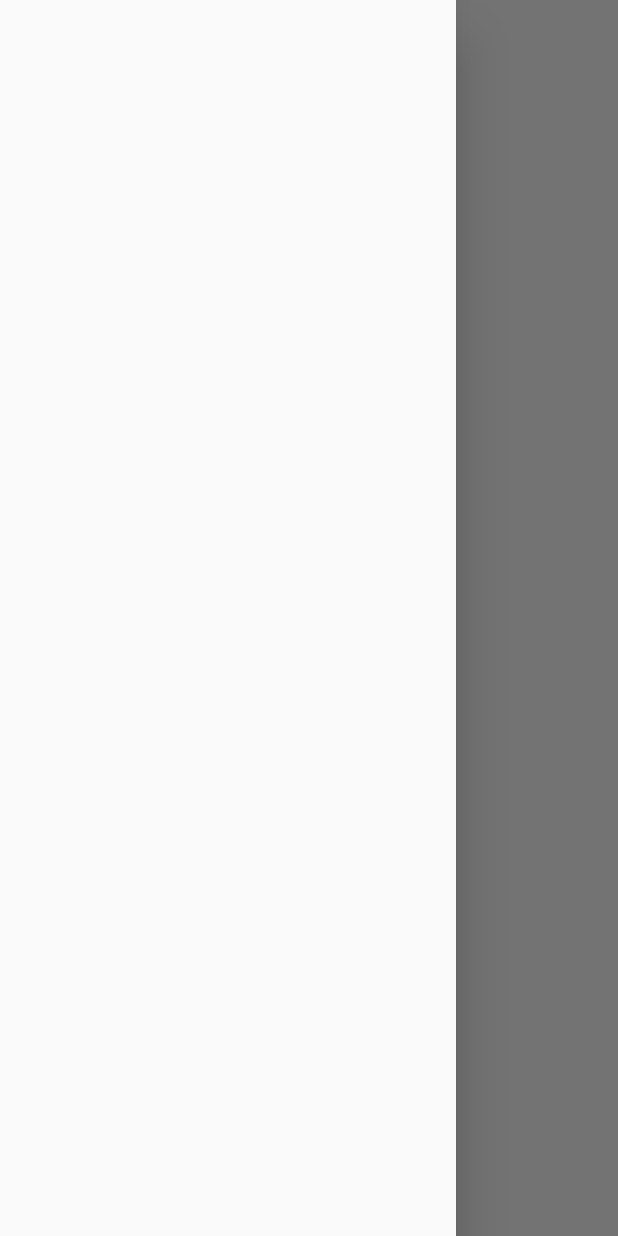
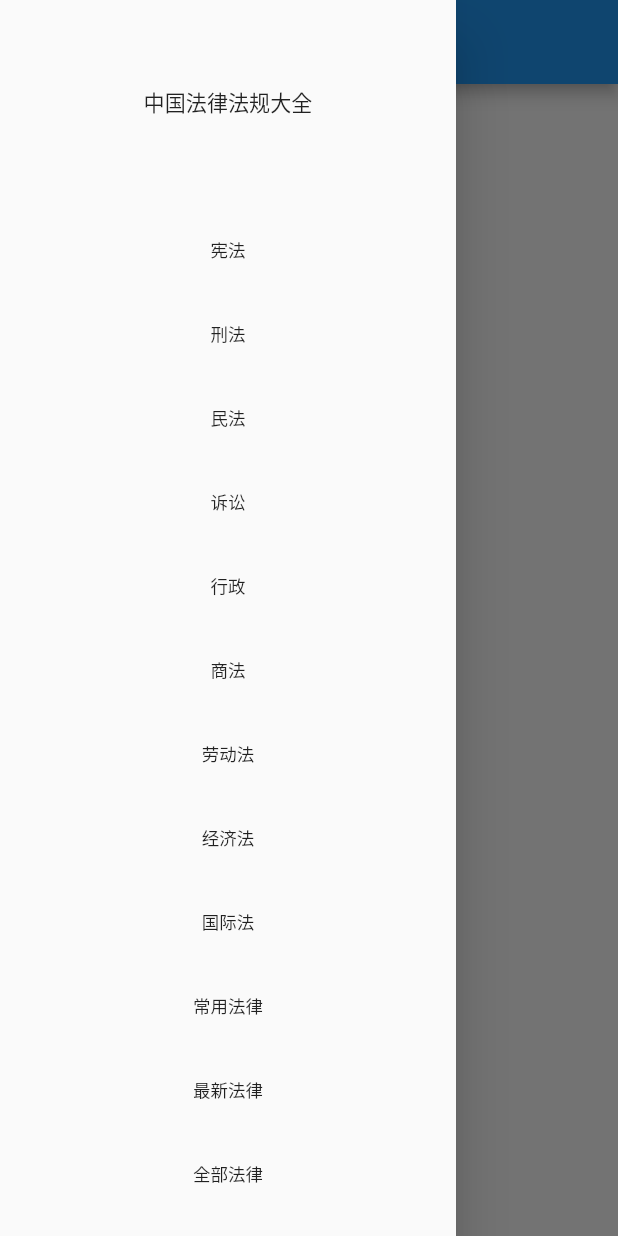
Before and after one commit to LawSearching/LawSearching, a Flutter app: the screen it shows after launch, with the side drawer open, on a phone screen of 412 x 824 dp. Run offline on Flutter 3.47's test engine with Material 2 defaults, Android fonts, the phone set to English and light mode, and no system bars; our stand-ins replace flutter_screenutil.

Commit message:
drawer内容更新

```diff
--- a/lawsearching/lib/main_page.dart
+++ b/lawsearching/lib/main_page.dart
@@ -1,4 +1,5 @@
 import 'package:flutter/material.dart';
+import 'package:flutter_screenutil/flutter_screenutil.dart';
 
 class MainPage extends StatefulWidget {
   @override
@@ -6,8 +7,11 @@ class MainPage extends StatefulWidget {
 }
 
 class _MainPageState extends State<MainPage> {
+  GlobalKey<FormState> searchKey = GlobalKey<FormState>();
+
   @override
   Widget build(BuildContext context) {
+    ScreenUtil.init(context, width: 2048, height: 2732, allowFontScaling: true);
     return MaterialApp(
       debugShowCheckedModeBanner: false,
       title: 'MainPage',
@@ -15,12 +19,190 @@ class _MainPageState extends State<MainPage> {
       home: Scaffold(
         drawer: Drawer(
           child: Column(
+            mainAxisAlignment: MainAxisAlignment.center,
             children: <Widget>[
-
+              Container(
+                alignment: Alignment.center,
+                height: ScreenUtil().setHeight(456),
+                child: Text(
+                  '中国法律法规大全',
+                  textAlign: TextAlign.center,
+                  style: TextStyle(
+                    fontSize: ScreenUtil().setSp(70),
+                  ),
+                ),
+              ),
+              _lawList(),
             ],
+          ),
+        ),
+        body: Scaffold(
+          appBar: AppBar(
+            title: Text(
+              '法律法规检索',
+              style: TextStyle(
+                color: Colors.white,
+              ),
+            ),
+            centerTitle: true,
+          ),
+          body: Column(
+            children: <Widget>[],
           ),
         ),
       ),
     );
   }
+
+  Widget _lawList() {
+    return Container(
+      height: ScreenUtil().setHeight(2276),
+      child: SingleChildScrollView(
+        child: Column(
+          children: <Widget>[
+            ListTile(
+              title: Text(
+                '宪法',
+                style: TextStyle(
+                  fontSize: ScreenUtil().setSp(58),
+                ),
+                textAlign: TextAlign.center,
+              ),
+              onTap: () {},
+            ),
+            ListTile(
+              title: Text(
+                '刑法',
+                style: TextStyle(
+                  fontSize: ScreenUtil().setSp(58),
+                ),
+                textAlign: TextAlign.center,
+              ),
+              onTap: () {},
+            ),
+            ListTile(
+              title: Text(
+                '民法',
+                style: TextStyle(
+                  fontSize: ScreenUtil().setSp(58),
+                ),
+                textAlign: TextAlign.center,
+              ),
+              onTap: () {},
+            ),
+            ListTile(
+              title: Text(
+                '诉讼',
+                style: TextStyle(
+                  fontSize: ScreenUtil().setSp(58),
+                ),
+                textAlign: TextAlign.center,
+              ),
+              onTap: () {},
+            ),
+            ListTile(
+              title: Text(
+                '行政',
+                style: TextStyle(
+                  fontSize: ScreenUtil().setSp(58),
+                ),
+                textAlign: TextAlign.center,
+              ),
+              onTap: () {},
+            ),
+            ListTile(
+              title: Text(
+                '商法',
+                style: TextStyle(
+                  fontSize: ScreenUtil().setSp(58),
+                ),
+                textAlign: TextAlign.center,
+              ),
+              onTap: () {},
+            ),
+            ListTile(
+              title: Text(
+                '劳动法',
+                style: TextStyle(
+                  fontSize: ScreenUtil().setSp(58),
+                ),
+                textAlign: TextAlign.center,
+              ),
+              onTap: () {},
+            ),
+            ListTile(
+              title: Text(
+                '经济法',
+                style: TextStyle(
+                  fontSize: ScreenUtil().setSp(58),
+                ),
+                textAlign: TextAlign.center,
+              ),
+              onTap: () {},
+            ),
+            ListTile(
+              title: Text(
+                '国际法',
+                style: TextStyle(
+                  fontSize: ScreenUtil().setSp(58),
+                ),
+                textAlign: TextAlign.center,
+              ),
+              onTap: () {},
+            ),
+            ListTile(
+              title: Text(
+                '常用法律',
+                style: TextStyle(
+                  fontSize: ScreenUtil().setSp(58),
+                ),
+                textAlign: TextAlign.center,
+              ),
+              onTap: () {},
+            ),
+            ListTile(
+              title: Text(
+                '最新法律',
+                style: TextStyle(
+                  fontSize: ScreenUtil().setSp(58),
+                ),
+                textAlign: TextAlign.center,
+              ),
+              onTap: () {},
+            ),
+            ListTile(
+              title: Text(
+                '全部法律',
+                style: TextStyle(
+                  fontSize: ScreenUtil().setSp(58),
+                ),
+                textAlign: TextAlign.center,
+              ),
+              onTap: () {},
+            ),
+            ListTile(
+              title: Text(
+                '司法解释',
+                style: TextStyle(
+                  fontSize: ScreenUtil().setSp(58),
+                ),
+                textAlign: TextAlign.center,
+              ),
+              onTap: () {},
+            ),
+            ListTile(
+              title: Text(
+                '房地产',
+                style: TextStyle(
+                  fontSize: ScreenUtil().setSp(58),
+                ),
+                textAlign: TextAlign.center,
+              ),
+              onTap: () {},
+            ),
+          ],
+        ),
+      ),
+    );
+  }
 }
--- a/lawsearching/pubspec.yaml
+++ b/lawsearching/pubspec.yaml
@@ -23,6 +23,7 @@ dependencies:
   # The following adds the Cupertino Icons font to your application.
   # Use with the CupertinoIcons class for iOS style icons.
   cupertino_icons: ^0.1.2
+  flutter_screenutil: ^1.0.1
 
 dev_dependencies:
   flutter_test:
```
